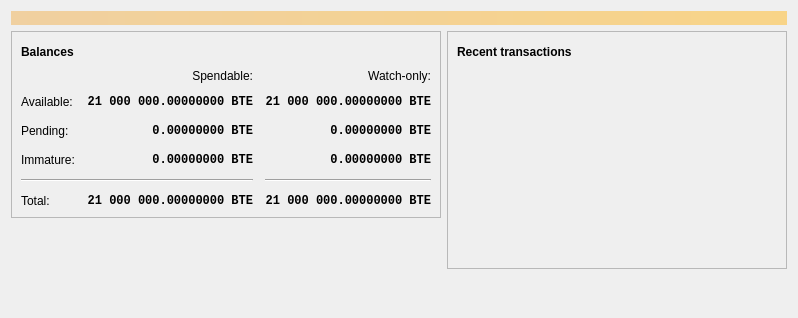
Before: the Qt Designer form src/qt/forms/overviewpage.ui in bitweb-project/bitweb, drawn with Qt 5.
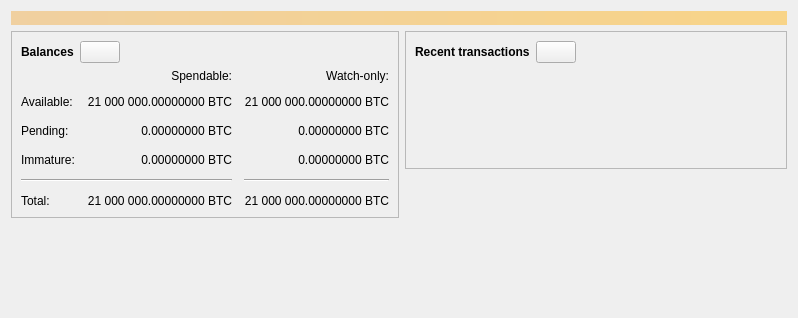
After: the same form once the commit is applied. Icons and pictures are not drawn. Custom widgets are drawn as their Qt base class.

Patch:
```diff
--- a/src/qt/forms/overviewpage.ui
+++ b/src/qt/forms/overviewpage.ui
@@ -68,7 +68,7 @@
               </property>
               <property name="maximumSize">
                <size>
-                <width>30</width>
+                <width>45</width>
                 <height>16777215</height>
                </size>
               </property>
@@ -89,9 +89,6 @@
                 <height>24</height>
                </size>
               </property>
-              <property name="flat">
-               <bool>true</bool>
-              </property>
              </widget>
             </item>
             <item>
@@ -116,13 +113,6 @@
             </property>
             <item row="2" column="2">
              <widget class="QLabel" name="labelWatchPending">
-              <property name="font">
-               <font>
-                <family>Monospace</family>
-                <weight>75</weight>
-                <bold>true</bold>
-               </font>
-              </property>
               <property name="cursor">
                <cursorShape>IBeamCursor</cursorShape>
               </property>
@@ -130,7 +120,7 @@
                <string>Unconfirmed transactions to watch-only addresses</string>
               </property>
               <property name="text">
-               <string notr="true">0.00000000 BTE</string>
+               <string notr="true">0.00000000 BTC</string>
               </property>
               <property name="alignment">
                <set>Qt::AlignRight|Qt::AlignTrailing|Qt::AlignVCenter</set>
@@ -142,13 +132,6 @@
             </item>
             <item row="2" column="1">
              <widget class="QLabel" name="labelUnconfirmed">
-              <property name="font">
-               <font>
-                <family>Monospace</family>
-                <weight>75</weight>
-                <bold>true</bold>
-               </font>
-              </property>
               <property name="cursor">
                <cursorShape>IBeamCursor</cursorShape>
               </property>
@@ -156,7 +139,7 @@
                <string>Total of transactions that have yet to be confirmed, and do not yet count toward the spendable balance</string>
               </property>
               <property name="text">
-               <string notr="true">0.00000000 BTE</string>
+               <string notr="true">0.00000000 BTC</string>
               </property>
               <property name="alignment">
                <set>Qt::AlignRight|Qt::AlignTrailing|Qt::AlignVCenter</set>
@@ -168,13 +151,6 @@
             </item>
             <item row="3" column="2">
              <widget class="QLabel" name="labelWatchImmature">
-              <property name="font">
-               <font>
-                <family>Monospace</family>
-                <weight>75</weight>
-                <bold>true</bold>
-               </font>
-              </property>
               <property name="cursor">
                <cursorShape>IBeamCursor</cursorShape>
               </property>
@@ -182,7 +158,7 @@
                <string>Mined balance in watch-only addresses that has not yet matured</string>
               </property>
               <property name="text">
-               <string notr="true">0.00000000 BTE</string>
+               <string notr="true">0.00000000 BTC</string>
               </property>
               <property name="alignment">
                <set>Qt::AlignRight|Qt::AlignTrailing|Qt::AlignVCenter</set>
@@ -227,13 +203,6 @@
             </item>
             <item row="3" column="1">
              <widget class="QLabel" name="labelImmature">
-              <property name="font">
-               <font>
-                <family>Monospace</family>
-                <weight>75</weight>
-                <bold>true</bold>
-               </font>
-              </property>
               <property name="cursor">
                <cursorShape>IBeamCursor</cursorShape>
               </property>
@@ -241,7 +210,7 @@
                <string>Mined balance that has not yet matured</string>
               </property>
               <property name="text">
-               <string notr="true">0.00000000 BTE</string>
+               <string notr="true">0.00000000 BTC</string>
               </property>
               <property name="alignment">
                <set>Qt::AlignRight|Qt::AlignTrailing|Qt::AlignVCenter</set>
@@ -273,13 +242,6 @@
             </item>
             <item row="5" column="1">
              <widget class="QLabel" name="labelTotal">
-              <property name="font">
-               <font>
-                <family>Monospace</family>
-                <weight>75</weight>
-                <bold>true</bold>
-               </font>
-              </property>
               <property name="cursor">
                <cursorShape>IBeamCursor</cursorShape>
               </property>
@@ -287,7 +249,7 @@
                <string>Your current total balance</string>
               </property>
               <property name="text">
-               <string notr="true">21 000 000.00000000 BTE</string>
+               <string notr="true">21 000 000.00000000 BTC</string>
               </property>
               <property name="alignment">
                <set>Qt::AlignRight|Qt::AlignTrailing|Qt::AlignVCenter</set>
@@ -299,13 +261,6 @@
             </item>
             <item row="5" column="2">
              <widget class="QLabel" name="labelWatchTotal">
-              <property name="font">
-               <font>
-                <family>Monospace</family>
-                <weight>75</weight>
-                <bold>true</bold>
-               </font>
-              </property>
               <property name="cursor">
                <cursorShape>IBeamCursor</cursorShape>
               </property>
@@ -313,7 +268,7 @@
                <string>Current total balance in watch-only addresses</string>
               </property>
               <property name="text">
-               <string notr="true">21 000 000.00000000 BTE</string>
+               <string notr="true">21 000 000.00000000 BTC</string>
               </property>
               <property name="alignment">
                <set>Qt::AlignRight|Qt::AlignTrailing|Qt::AlignVCenter</set>
@@ -342,13 +297,6 @@
             </item>
             <item row="1" column="1">
              <widget class="QLabel" name="labelBalance">
-              <property name="font">
-               <font>
-                <family>Monospace</family>
-                <weight>75</weight>
-                <bold>true</bold>
-               </font>
-              </property>
               <property name="cursor">
                <cursorShape>IBeamCursor</cursorShape>
               </property>
@@ -356,7 +304,7 @@
                <string>Your current spendable balance</string>
               </property>
               <property name="text">
-               <string notr="true">21 000 000.00000000 BTE</string>
+               <string notr="true">21 000 000.00000000 BTC</string>
               </property>
               <property name="alignment">
                <set>Qt::AlignRight|Qt::AlignTrailing|Qt::AlignVCenter</set>
@@ -368,13 +316,6 @@
             </item>
             <item row="1" column="2">
              <widget class="QLabel" name="labelWatchAvailable">
-              <property name="font">
-               <font>
-                <family>Monospace</family>
-                <weight>75</weight>
-                <bold>true</bold>
-               </font>
-              </property>
               <property name="cursor">
                <cursorShape>IBeamCursor</cursorShape>
               </property>
@@ -382,7 +323,7 @@
                <string>Your current balance in watch-only addresses</string>
               </property>
               <property name="text">
-               <string notr="true">21 000 000.00000000 BTE</string>
+               <string notr="true">21 000 000.00000000 BTC</string>
               </property>
               <property name="alignment">
                <set>Qt::AlignRight|Qt::AlignTrailing|Qt::AlignVCenter</set>
@@ -484,7 +425,7 @@
               </property>
               <property name="maximumSize">
                <size>
-                <width>30</width>
+                <width>45</width>
                 <height>16777215</height>
                </size>
               </property>
@@ -505,9 +446,6 @@
                 <height>24</height>
                </size>
               </property>
-              <property name="flat">
-               <bool>true</bool>
-              </property>
              </widget>
             </item>
             <item>
@@ -539,6 +477,9 @@
             <property name="horizontalScrollBarPolicy">
              <enum>Qt::ScrollBarAlwaysOff</enum>
             </property>
+            <property name="sizeAdjustPolicy">
+             <enum>QAbstractScrollArea::AdjustToContents</enum>
+            </property>
             <property name="selectionMode">
              <enum>QAbstractItemView::NoSelection</enum>
             </property>
@@ -566,8 +507,13 @@
    </item>
   </layout>
  </widget>
- <resources>
-  <include location="../bitcoin.qrc"/>
- </resources>
+ <customwidgets>
+  <customwidget>
+   <class>TransactionOverviewWidget</class>
+   <extends>QListView</extends>
+   <header>qt/transactionoverviewwidget.h</header>
+  </customwidget>
+ </customwidgets>
+ <resources/>
  <connections/>
 </ui>
```
Left out of the diff: 31 changed lines with no effect on the pictures.
